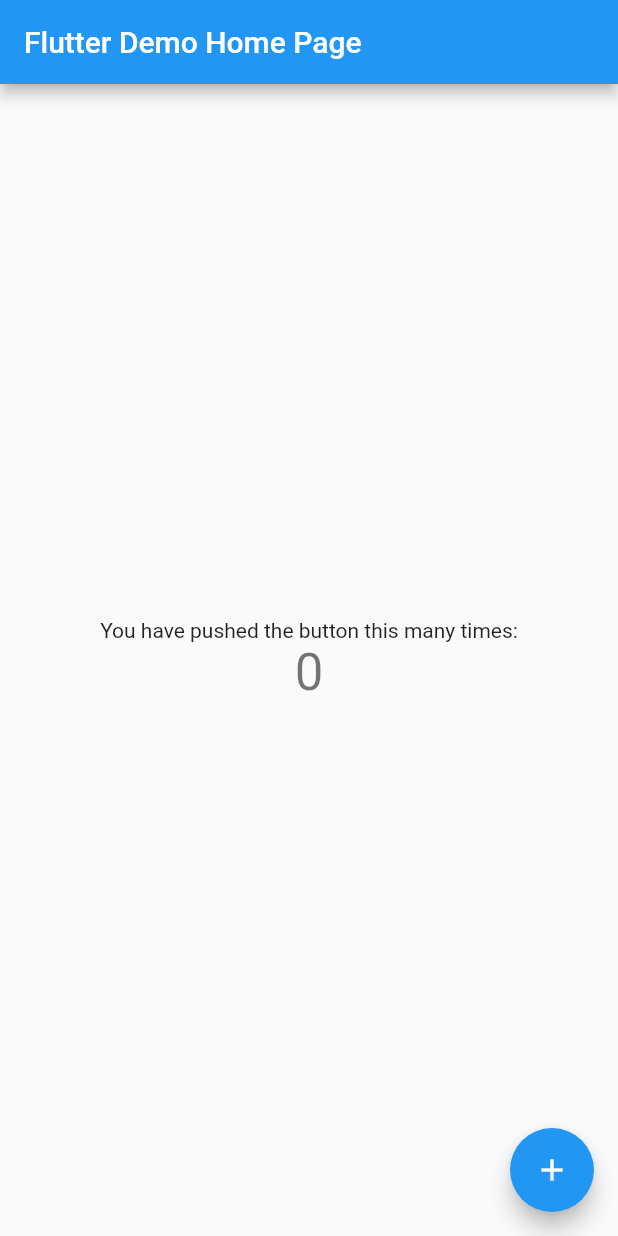
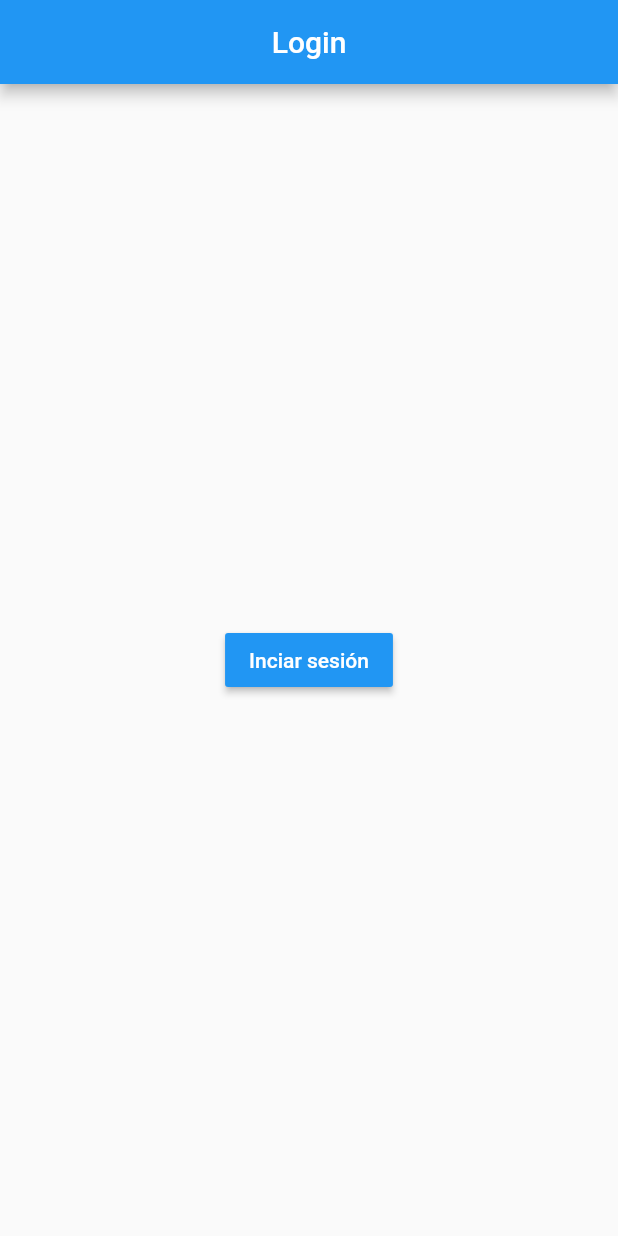
Before and after one commit to Daret92/veterinaria, a Flutter app: the screen it shows after launch, on a phone screen of 412 x 824 dp. Run offline on Flutter 3.47's test engine with Material 2 defaults, Android fonts, the phone set to English and light mode, and no system bars.

Commit message:
Creando_Navegacion

```diff
--- /dev/null
+++ b/lib/Dashboard/LoginDashboard.dart
@@ -0,0 +1,30 @@
+import 'package:flutter/material.dart';
+
+class LoginDashboard extends StatefulWidget {
+  LoginDashboard({Key key}) : super(key: key);
+
+  @override
+  _LoginDashboard createState() => _LoginDashboard();
+}
+
+class _LoginDashboard extends State<LoginDashboard> {
+  @override
+  Widget build(BuildContext context) {
+    return Scaffold(
+      appBar: AppBar(
+        title: Text("Login"),
+        centerTitle: true,
+      ),
+      body: Center(
+          child: RaisedButton(
+              color: Colors.blue,
+              child: Text(
+                "Inciar sesión",
+                style: TextStyle(color: Colors.white),
+              ),
+              onPressed: () {
+                Navigator.of(context).pushNamed('/Dashboard/IndexDashboard');
+              })),
+    );
+  }
+}
--- a/lib/main.dart
+++ b/lib/main.dart
@@ -1,47 +1,43 @@
 import 'package:flutter/material.dart';
+import 'package:veterinaria/Dashboard/IndexDashboard.dart';
+import 'package:veterinaria/Dashboard/LoginDashboard.dart';
+import 'package:veterinaria/pages/CalendarioPage/CalendarioPage.dart';
+import 'package:veterinaria/pages/ComunidadPage/ComunidadPage.dart';
+import 'package:veterinaria/pages/DatosMascotaPage/DatosMascotaPage.dart';
+import 'package:veterinaria/pages/MascotaPerdidaPage/MascotaPerdidaPage.dart';
+import 'package:veterinaria/pages/MiVeterinariaPage/MiVeterinariaPage.dart';
 
 void main() {
   runApp(MyApp());
 }
 
 class MyApp extends StatelessWidget {
-  // This widget is the root of your application.
   @override
   Widget build(BuildContext context) {
     return MaterialApp(
       title: 'Flutter Demo',
       theme: ThemeData(
-        // This is the theme of your application.
-        //
-        // Try running your application with "flutter run". You'll see the
-        // application has a blue toolbar. Then, without quitting the app, try
-        // changing the primarySwatch below to Colors.green and then invoke
-        // "hot reload" (press "r" in the console where you ran "flutter run",
-        // or simply save your changes to "hot reload" in a Flutter IDE).
-        // Notice that the counter didn't reset back to zero; the application
-        // is not restarted.
         primarySwatch: Colors.blue,
-        // This makes the visual density adapt to the platform that you run
-        // the app on. For desktop platforms, the controls will be smaller and
-        // closer together (more dense) than on mobile platforms.
         visualDensity: VisualDensity.adaptivePlatformDensity,
       ),
       home: MyHomePage(title: 'Flutter Demo Home Page'),
+      initialRoute: '/',
+      routes: <String, WidgetBuilder>{
+        '/Dashboard/LoginDashboard': (BuildContext context) => LoginDashboard(),
+        '/Dashboard/IndexDashboard': (BuildContext context) => IndexDashboard(),
+        '/Pages/MascotaPerdidaPage': (BuildContext context) =>
+            MascotaPerdidaPage(),
+        '/Pages/MiVeterinariaPage': (BuildContext context) => MiVeterinaria(),
+        '/Pages/CalendarioPage': (BuildContext context) => CalendarioPage(),
+        '/Pages/ComunidadPage': (BuildContext context) => ComunidadPage(),
+        '/Pages/DatosMascotaPage': (BuildContext context) => DatosMascotaPage(),
+      },
     );
   }
 }
 
 class MyHomePage extends StatefulWidget {
   MyHomePage({Key key, this.title}) : super(key: key);
-
-  // This widget is the home page of your application. It is stateful, meaning
-  // that it has a State object (defined below) that contains fields that affect
-  // how it looks.
-
-  // This class is the configuration for the state. It holds the values (in this
-  // case the title) provided by the parent (in this case the App widget) and
-  // used by the build method of the State. Fields in a Widget subclass are
-  // always marked "final".
 
   final String title;
 
@@ -50,68 +46,8 @@ class MyHomePage extends StatefulWidget {
 }
 
 class _MyHomePageState extends State<MyHomePage> {
-  int _counter = 0;
-
-  void _incrementCounter() {
-    setState(() {
-      // This call to setState tells the Flutter framework that something has
-      // changed in this State, which causes it to rerun the build method below
-      // so that the display can reflect the updated values. If we changed
-      // _counter without calling setState(), then the build method would not be
-      // called again, and so nothing would appear to happen.
-      _counter++;
-    });
-  }
-
   @override
   Widget build(BuildContext context) {
-    // This method is rerun every time setState is called, for instance as done
-    // by the _incrementCounter method above.
-    //
-    // The Flutter framework has been optimized to make rerunning build methods
-    // fast, so that you can just rebuild anything that needs updating rather
-    // than having to individually change instances of widgets.
-    return Scaffold(
-      appBar: AppBar(
-        // Here we take the value from the MyHomePage object that was created by
-        // the App.build method, and use it to set our appbar title.
-        title: Text(widget.title),
-      ),
-      body: Center(
-        // Center is a layout widget. It takes a single child and positions it
-        // in the middle of the parent.
-        child: Column(
-          // Column is also a layout widget. It takes a list of children and
-          // arranges them vertically. By default, it sizes itself to fit its
-          // children horizontally, and tries to be as tall as its parent.
-          //
-          // Invoke "debug painting" (press "p" in the console, choose the
-          // "Toggle Debug Paint" action from the Flutter Inspector in Android
-          // Studio, or the "Toggle Debug Paint" command in Visual Studio Code)
-          // to see the wireframe for each widget.
-          //
-          // Column has various properties to control how it sizes itself and
-          // how it positions its children. Here we use mainAxisAlignment to
-          // center the children vertically; the main axis here is the vertical
-          // axis because Columns are vertical (the cross axis would be
-          // horizontal).
-          mainAxisAlignment: MainAxisAlignment.center,
-          children: <Widget>[
-            Text(
-              'You have pushed the button this many times:',
-            ),
-            Text(
-              '$_counter',
-              style: Theme.of(context).textTheme.headline4,
-            ),
-          ],
-        ),
-      ),
-      floatingActionButton: FloatingActionButton(
-        onPressed: _incrementCounter,
-        tooltip: 'Increment',
-        child: Icon(Icons.add),
-      ), // This trailing comma makes auto-formatting nicer for build methods.
-    );
+    return LoginDashboard();
   }
 }
```
Also changed, not shown: lib/Dashboard/IndexDashboard.dart (+63 -0 lines), lib/pages/CalendarioPage/CalendarioPage.dart (added, +20 -0 lines), lib/pages/ComunidadPage/ComunidadPage.dart (added, +20 -0 lines), lib/pages/DatosMascotaPage/DatosMascotaPage.dart (added, +20 -0 lines), lib/pages/MascotaPerdidaPage/MascotaPerdidaPage.dart (added, +20 -0 lines), lib/pages/MiVeterinariaPage/MiVeterinariaPage.dart (added, +20 -0 lines), ChangeLog.txt.
